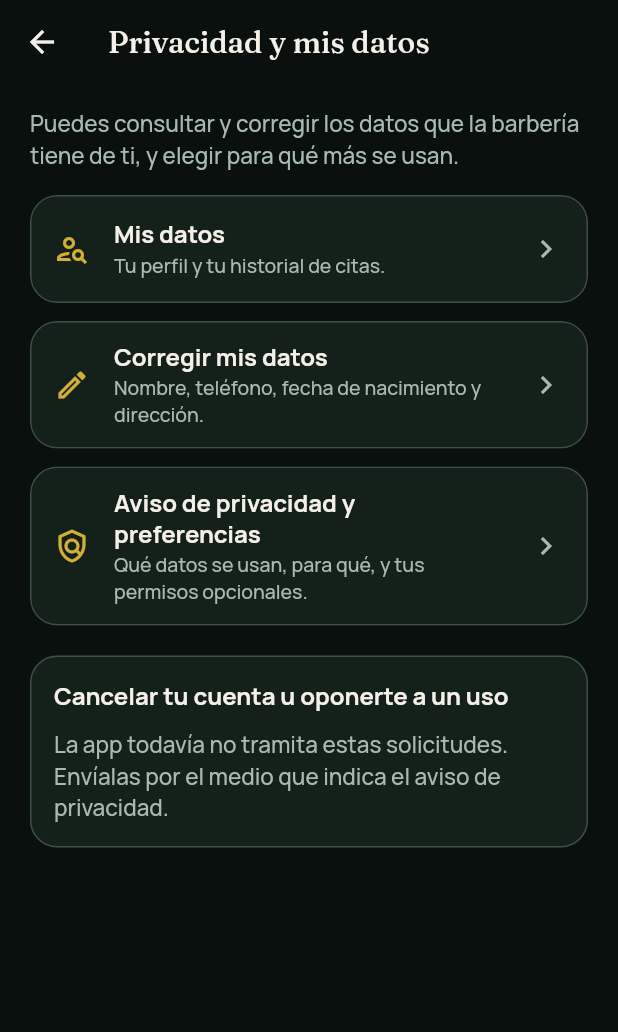
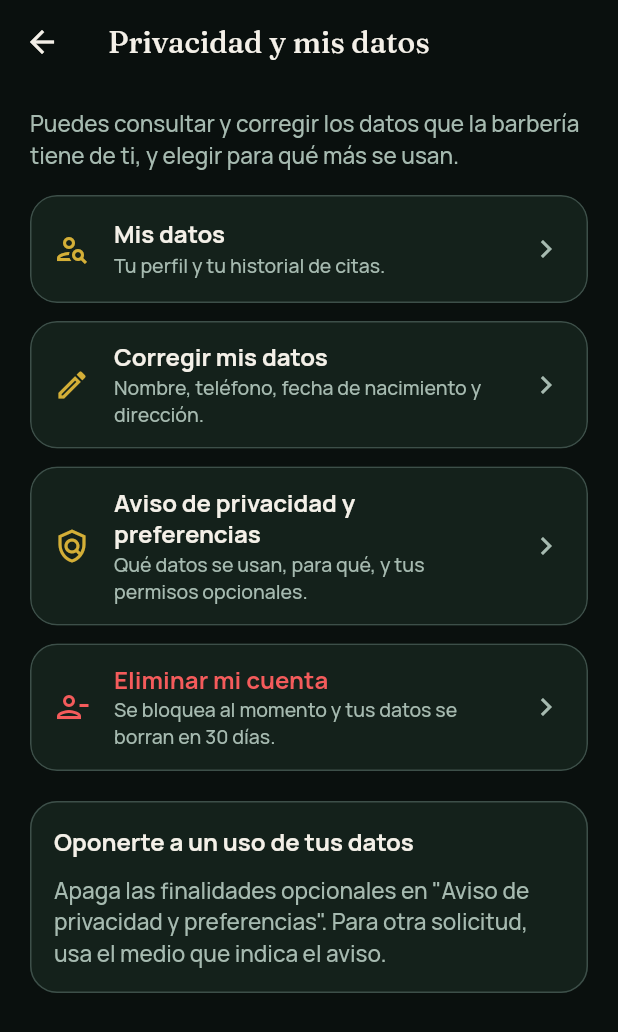
Before and after one commit to Gilberto625/MovilStyloBarberConect, a Flutter app: the PrivacidadView screen opened by its route, on a phone screen of 412 x 824 dp. Shown: the top 1032 px of the screen. Run offline on Flutter 3.47's test engine with Material 3 defaults, Android fonts, the phone set to English and light mode, and no system bars; our stand-ins replace flutter_secure_storage, google_fonts; accounts and stored records are empty; network calls fail.

Commit message:
feat(privacidad): eliminar mi cuenta desde la app (ARCO GH#44)
Requisito de Google Play para apps con registro. Usa POST
/api/privacidad/cancelacion/ (backend: feature/movil-arco-cancelacion).

- Perfil › Privacidad y mis datos › Eliminar mi cuenta: explica que la
  cuenta se bloquea al momento, que los datos personales se borran en 30
  días y que citas, cobros y ventas se conservan sin datos; pide la
  contraseña y escribir ELIMINAR.
- Muestra el folio y la fecha de supresión que devuelve Django, cierra la
  sesión local y vuelve al inicio sin poder regresar a pantallas con sesión.
- PrivacidadApiService -> PrivacidadRepository -> EliminarCuentaViewModel
  creado por ruta (PM09). La contraseña no se guarda.

Pruebas (test/arco_cancelacion_test.dart, ARCO-M03): contrato HTTP con
MockClient (ruta, Bearer, cuerpo, 401, sin folio), ViewModel con Mockito,
pantalla (confirmación, folio, logout, error sin logout, 360x800 con texto
1.3). 259 en verde. Mocks regenerados.

```diff
--- a/lib/repositories/privacidad_repository.dart
+++ b/lib/repositories/privacidad_repository.dart
@@ -7,8 +7,8 @@ import '../services/citas_api_service.dart';
 import '../services/privacidad_api_service.dart';
 
 /// Derechos ARCO con los endpoints que ya existen (GH#42, GH#43) y el aviso de
-/// privacidad con opt-in guardado en Django (GH#41, GH#45). La cancelación
-/// todavía no tiene endpoint.
+/// privacidad con opt-in guardado en Django (GH#41, GH#45) y la cancelación
+/// de la cuenta (GH#44).
 class PrivacidadRepository {
   PrivacidadRepository({
     required AuthApiService auth,
@@ -49,4 +49,10 @@ class PrivacidadRepository {
   Future<ConsentimientoPrivacidad> guardarConsentimiento(
     ConsentimientoPrivacidad c,
   ) => _preferencias.guardarPreferencias(c);
+
+  /// Bloquea la cuenta en el servidor; la sesión local la cierra quien llama.
+  Future<CancelacionCuenta> cancelarCuenta({
+    required String contrasena,
+    String motivo = '',
+  }) => _preferencias.cancelarCuenta(contrasena: contrasena, motivo: motivo);
 }
--- a/lib/routes/app_routes.dart
+++ b/lib/routes/app_routes.dart
@@ -15,6 +15,7 @@ import '../views/guest/catalog_detail_views.dart';
 import '../views/guest/catalog_list_views.dart';
 import '../views/guest/guest_home_view.dart';
 import '../views/privacy/aviso_privacidad_view.dart';
+import '../views/privacy/eliminar_cuenta_view.dart';
 import '../views/privacy/editar_perfil_view.dart';
 import '../views/privacy/mis_datos_view.dart';
 import '../views/privacy/privacidad_view.dart';
@@ -44,6 +45,7 @@ class AppRoutes {
   static const misDatos = '/privacidad/mis-datos';
   static const editarPerfil = '/privacidad/editar-perfil';
   static const avisoPrivacidad = '/aviso-privacidad';
+  static const eliminarCuenta = '/privacidad/eliminar-cuenta';
 
   static Route<dynamic> onGenerateRoute(RouteSettings settings) =>
       page<void>(_pageFor(settings), settings: settings);
@@ -155,6 +157,13 @@ class AppRoutes {
           ),
           child: const EditarPerfilView(),
         );
+      case eliminarCuenta:
+        return ChangeNotifierProvider(
+          create: (context) => EliminarCuentaViewModel(
+            context.read<AppScope>().privacidadRepository,
+          ),
+          child: const EliminarCuentaView(),
+        );
       case avisoPrivacidad:
         return ChangeNotifierProvider(
           create: (context) => AvisoPrivacidadViewModel(
--- a/lib/viewmodels/privacidad_viewmodels.dart
+++ b/lib/viewmodels/privacidad_viewmodels.dart
@@ -216,3 +216,59 @@ class AvisoPrivacidadViewModel extends ChangeNotifier {
     }
   }
 }
+
+/// Perfil › Privacidad › Eliminar mi cuenta (ARCO GH#44, requisito de Play).
+/// Pide la contraseña y escribir "ELIMINAR" antes de llamar al servidor.
+class EliminarCuentaViewModel extends ChangeNotifier {
+  EliminarCuentaViewModel(this._repository);
+
+  static const palabraConfirmacion = 'ELIMINAR';
+
+  final PrivacidadRepository _repository;
+
+  String contrasena = '';
+  String confirmacion = '';
+  String motivo = '';
+  bool enviando = false;
+  String? error;
+  CancelacionCuenta? resultado;
+
+  bool get puedeEnviar =>
+      !enviando &&
+      contrasena.isNotEmpty &&
+      confirmacion.trim().toUpperCase() == palabraConfirmacion;
+
+  void setContrasena(String v) {
+    contrasena = v;
+    notifyListeners();
+  }
+
+  void setConfirmacion(String v) {
+    confirmacion = v;
+    notifyListeners();
+  }
+
+  void setMotivo(String v) => motivo = v;
+
+  Future<bool> enviar() async {
+    if (!puedeEnviar) return false;
+    enviando = true;
+    error = null;
+    notifyListeners();
+    try {
+      resultado = await _repository.cancelarCuenta(
+        contrasena: contrasena,
+        motivo: motivo,
+      );
+      contrasena = '';
+      enviando = false;
+      notifyListeners();
+      return true;
+    } catch (e) {
+      error = e.toString();
+      enviando = false;
+      notifyListeners();
+      return false;
+    }
+  }
+}
--- a/lib/views/privacy/privacidad_view.dart
+++ b/lib/views/privacy/privacidad_view.dart
@@ -43,12 +43,21 @@ class PrivacidadView extends StatelessWidget {
             onTap: () =>
                 Navigator.pushNamed(context, AppRoutes.avisoPrivacidad),
           ),
+          _Opcion(
+            key: const Key('privacidad_eliminar_cuenta'),
+            icono: Icons.person_remove_outlined,
+            titulo: 'Eliminar mi cuenta',
+            detalle: 'Se bloquea al momento y tus datos se borran en 30 días.',
+            peligro: true,
+            onTap: () => Navigator.pushNamed(context, AppRoutes.eliminarCuenta),
+          ),
           const SizedBox(height: 8),
           const PanelSeccion(
-            titulo: 'Cancelar tu cuenta u oponerte a un uso',
+            titulo: 'Oponerte a un uso de tus datos',
             child: Text(
-              'La app todavía no tramita estas solicitudes. Envíalas por el '
-              'medio que indica el aviso de privacidad.',
+              'Apaga las finalidades opcionales en "Aviso de privacidad y '
+              'preferencias". Para otra solicitud, usa el medio que indica el '
+              'aviso.',
               style: TextStyle(color: AppColors.muted, height: 1.4),
             ),
           ),
@@ -65,12 +74,14 @@ class _Opcion extends StatelessWidget {
     required this.titulo,
     required this.detalle,
     required this.onTap,
+    this.peligro = false,
   });
 
   final IconData icono;
   final String titulo;
   final String detalle;
   final VoidCallback onTap;
+  final bool peligro;
 
   @override
   Widget build(BuildContext context) {
@@ -86,8 +97,14 @@ class _Opcion extends StatelessWidget {
         child: ListTile(
           minVerticalPadding: 14,
           contentPadding: const EdgeInsets.symmetric(horizontal: 16),
-          leading: Icon(icono, color: AppColors.gold),
-          title: Text(titulo, style: const TextStyle(color: AppColors.ivory)),
+          leading: Icon(
+            icono,
+            color: peligro ? AppColors.crit : AppColors.gold,
+          ),
+          title: Text(
+            titulo,
+            style: TextStyle(color: peligro ? AppColors.crit : AppColors.ivory),
+          ),
           subtitle: Text(
             detalle,
             style: const TextStyle(color: AppColors.muted),
```
Also changed, not shown: lib/models/privacidad_models.dart (+26 -0 lines), lib/services/privacidad_api_service.dart (+27 -0 lines), lib/views/privacy/eliminar_cuenta_view.dart (added, +269 -0 lines), 2 other files.
